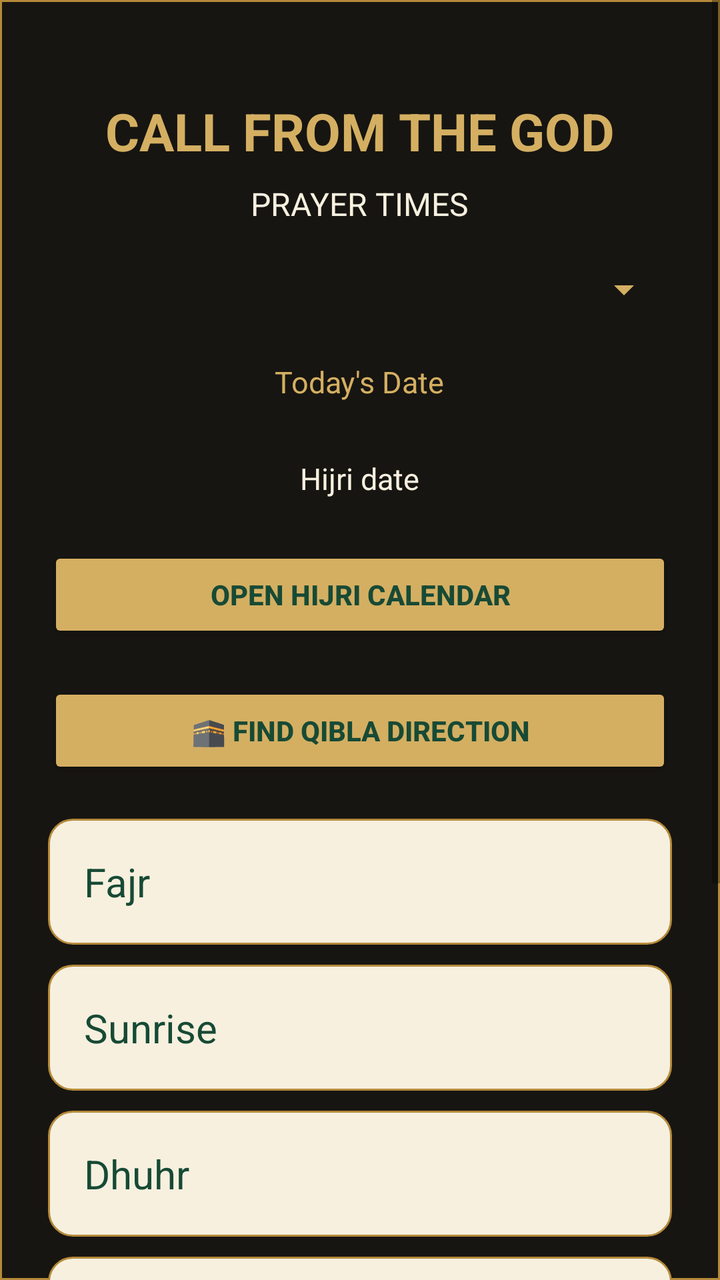
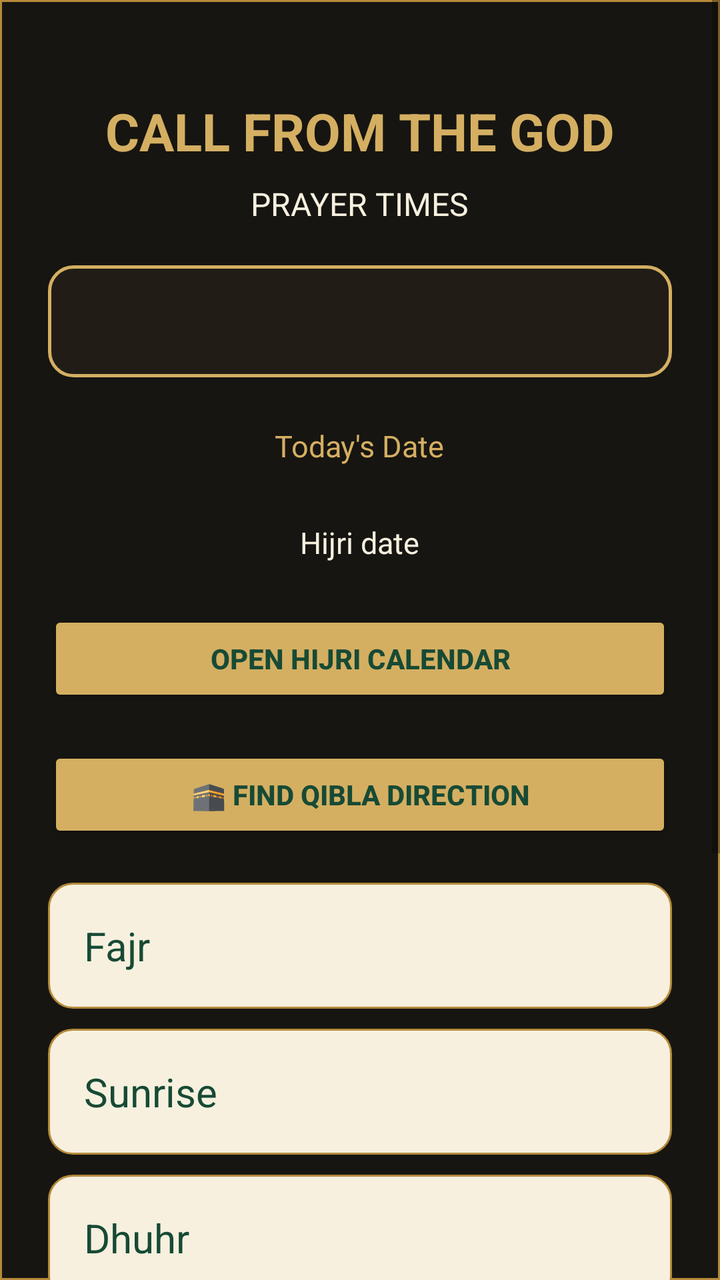

Screens rendered from an Android XML layout before and after an edit, with the pre-edit source and the edit as a unified diff.
<!-- AndroidManifest.xml: application theme android:Theme.Material.Light.NoActionBar -->
<!-- res/layout/activity_main.xml -->
<?xml version="1.0" encoding="utf-8"?>
<ScrollView xmlns:android="http://schemas.android.com/apk/res/android"
    android:layout_width="match_parent"
    android:layout_height="match_parent"
    android:background="@drawable/kiswah_texture">

    <LinearLayout
        android:layout_width="match_parent"
        android:layout_height="wrap_content"
        android:orientation="vertical"
        android:padding="24dp"
        android:gravity="center_horizontal">

        <TextView
            android:layout_width="wrap_content"
            android:layout_height="wrap_content"
            android:text="CALL FROM THE GOD"
            android:textColor="#D4AF62"
            android:textSize="26sp"
            android:textStyle="bold"
            android:gravity="center"
            android:layout_marginTop="24dp" />

        <TextView
            android:id="@+id/citySubtitle"
            android:layout_width="wrap_content"
            android:layout_height="wrap_content"
            android:text="PRAYER TIMES"
            android:textColor="#F7F0DF"
            android:textSize="16sp"
            android:layout_marginTop="8dp"
            android:gravity="center" />

        <Spinner
            android:id="@+id/citySpinner"
            android:layout_width="match_parent"
            android:layout_height="wrap_content"
            android:layout_marginTop="20dp"
            android:layout_marginBottom="16dp"
            android:backgroundTint="#D4AF62"
            android:contentDescription="Select city" />

        <TextView
            android:id="@+id/dateText"
            android:layout_width="wrap_content"
            android:layout_height="wrap_content"
            android:text="Today's Date"
            android:textColor="#D4AF62"
            android:textSize="15sp"
            android:layout_marginTop="8dp"
            android:layout_marginBottom="24dp" />
        
        <TextView
            android:id="@+id/hijriDateText"
            android:layout_width="wrap_content"
            android:layout_height="wrap_content"
            android:text="Hijri date"
            android:textColor="#F7F0DF"
            android:textSize="15sp"
            android:layout_marginTop="4dp"
            android:layout_marginBottom="24dp"
            android:gravity="center" />
        
        <Button
            android:id="@+id/openHijriCalendar"
            android:layout_width="match_parent"
            android:layout_height="wrap_content"
            android:text="OPEN HIJRI CALENDAR"
            android:textColor="#174A35"
            android:textStyle="bold"
            android:backgroundTint="#D4AF62"
            android:layout_marginBottom="20dp" />

        <Button
            android:id="@+id/openQibla"
            android:layout_width="match_parent"
            android:layout_height="wrap_content"
            android:text="🕋 FIND QIBLA DIRECTION"
            android:textColor="#174A35"
            android:textStyle="bold"
            android:backgroundTint="#D4AF62"
            android:layout_marginBottom="20dp" />
        

        <TextView
            android:id="@+id/fajr"
            android:layout_width="match_parent"
            android:layout_height="wrap_content"
            android:text="Fajr"
            android:textColor="#174A35"
            android:textSize="20sp"
            android:padding="18dp"
            android:background="@drawable/prayer_card"
            android:layout_marginBottom="10dp" />

        <TextView
            android:id="@+id/sunrise"
            android:layout_width="match_parent"
            android:layout_height="wrap_content"
            android:text="Sunrise"
            android:textColor="#174A35"
            android:textSize="20sp"
            android:padding="18dp"
            android:background="@drawable/prayer_card"
            android:layout_marginBottom="10dp" />

        <TextView
            android:id="@+id/dhuhr"
            android:layout_width="match_parent"
            android:layout_height="wrap_content"
            android:text="Dhuhr"
            android:textColor="#174A35"
            android:textSize="20sp"
            android:padding="18dp"
            android:background="@drawable/prayer_card"
            android:layout_marginBottom="10dp" />

        <TextView
            android:id="@+id/asr"
            android:layout_width="match_parent"
            android:layout_height="wrap_content"
            android:text="Asr (Hanafi)"
            android:textColor="#174A35"
            android:textSize="20sp"
            android:padding="18dp"
            android:background="@drawable/prayer_card"
            android:layout_marginBottom="10dp" />

        <TextView
            android:id="@+id/maghrib"
            android:layout_width="match_parent"
            android:layout_height="wrap_content"
            android:text="Maghrib"
            android:textColor="#174A35"
            android:textSize="20sp"
            android:padding="18dp"
            android:background="@drawable/prayer_card"
            android:layout_marginBottom="10dp" />

        <TextView
            android:id="@+id/isha"
            android:layout_width="match_parent"
            android:layout_height="wrap_content"
            android:text="Isha"
            android:textColor="#174A35"
            android:textSize="20sp"
            android:padding="18dp"
            android:background="@drawable/prayer_card"
            android:layout_marginBottom="10dp" />

        <TextView
            android:layout_width="wrap_content"
            android:layout_height="wrap_content"
            android:text="Prayer times are approximate"
            android:textColor="#D8CBAF"
            android:textSize="12sp"
            android:layout_marginTop="16dp"
            android:layout_marginBottom="24dp" />

    </LinearLayout>
</ScrollView>
<!-- resources referenced by this layout -->
<resources>
  <!-- drawable kiswah_texture (drawable) -->
  <shape xmlns:android="http://schemas.android.com/apk/res/android"
      android:shape="rectangle">
  
      <solid android:color="#171511" />
  
      <stroke
          android:width="1dp"
          android:color="#B58A3A" />
  
  </shape>
  <!-- drawable prayer_card (drawable) -->
  <shape xmlns:android="http://schemas.android.com/apk/res/android"
      android:shape="rectangle">
  
      <solid android:color="#F7F0DF" />
  
      <stroke
          android:width="1dp"
          android:color="#B58A3A" />
  
      <corners android:radius="12dp" />
  
  </shape>
</resources>

<!-- the commit's change to res/layout/activity_main.xml (unified diff, before → after) -->
@@ -34,10 +34,13 @@
         <Spinner
             android:id="@+id/citySpinner"
             android:layout_width="match_parent"
-            android:layout_height="wrap_content"
+            android:layout_height="56dp"
             android:layout_marginTop="20dp"
             android:layout_marginBottom="16dp"
-            android:backgroundTint="#D4AF62"
+            android:background="@drawable/selector_background"
+            android:paddingStart="12dp"
+            android:paddingEnd="12dp"
+            android:popupBackground="#211D16"
             android:contentDescription="Select city" />
 
         <TextView
<!-- resource entries referenced after the edit -->
@@ -24,5 +24,19 @@
       <corners android:radius="12dp" />
   
   </shape>
+  <!-- drawable selector_background (drawable) -->
+  <?xml version="1.0" encoding="utf-8"?>
+  <shape xmlns:android="http://schemas.android.com/apk/res/android">
+      <solid android:color="#211D16" />
+      <stroke
+          android:width="1.5dp"
+          android:color="#D4AF62" />
+      <corners android:radius="12dp" />
+      <padding
+          android:left="12dp"
+          android:top="8dp"
+          android:right="12dp"
+          android:bottom="8dp" />
+  </shape>
 </resources>
 
